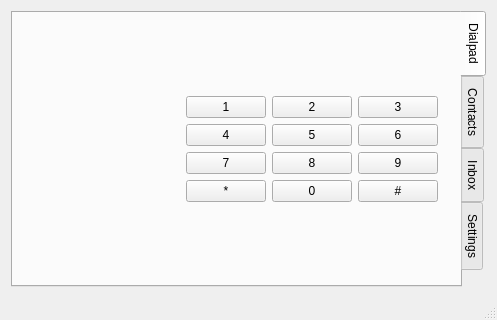
First picture: the form in qgvdial/qt-not-qml/mainwindow.ui, repository shailesh83/qgvdial, before the edit.
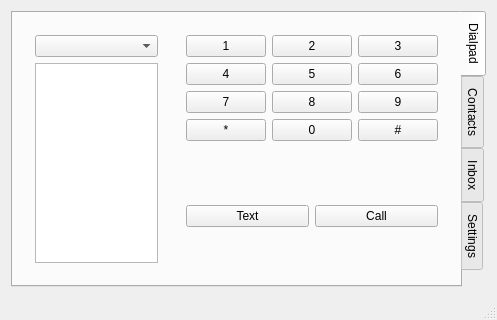
Second picture: the form after the edit. The open tabs and pages were chosen to show the change.

Commit message: keypad signal slots and display

The edit to the form file:
```diff
--- a/qgvdial/qt-not-qml/mainwindow.ui
+++ b/qgvdial/qt-not-qml/mainwindow.ui
@@ -27,14 +27,23 @@
        <attribute name="title">
         <string>Dialpad</string>
        </attribute>
-       <layout class="QHBoxLayout" name="horizontalLayout">
+       <layout class="QGridLayout" name="gridLayout_3">
         <property name="sizeConstraint">
          <enum>QLayout::SetDefaultConstraint</enum>
         </property>
-        <item>
-         <widget class="QWidget" name="numDisp" native="true"/>
+        <item row="0" column="0" rowspan="2">
+         <widget class="QWidget" name="numDisp" native="true">
+          <layout class="QVBoxLayout" name="verticalLayout_5">
+           <item>
+            <widget class="QComboBox" name="comboBox"/>
+           </item>
+           <item>
+            <widget class="QPlainTextEdit" name="dispNum"/>
+           </item>
+          </layout>
+         </widget>
         </item>
-        <item>
+        <item row="0" column="1">
          <widget class="QWidget" name="keypad" native="true">
           <layout class="QGridLayout" name="gridLayout">
            <property name="sizeConstraint">
@@ -42,6 +51,12 @@
            </property>
            <item row="4" column="3">
             <widget class="QPushButton" name="k4">
+             <property name="minimumSize">
+              <size>
+               <width>75</width>
+               <height>0</height>
+              </size>
+             </property>
              <property name="text">
               <string>4</string>
              </property>
@@ -49,6 +64,12 @@
            </item>
            <item row="4" column="6">
             <widget class="QPushButton" name="k5">
+             <property name="minimumSize">
+              <size>
+               <width>75</width>
+               <height>0</height>
+              </size>
+             </property>
              <property name="text">
               <string>5</string>
              </property>
@@ -56,6 +77,12 @@
            </item>
            <item row="4" column="9">
             <widget class="QPushButton" name="k6">
+             <property name="minimumSize">
+              <size>
+               <width>75</width>
+               <height>0</height>
+              </size>
+             </property>
              <property name="text">
               <string>6</string>
              </property>
@@ -63,6 +90,12 @@
            </item>
            <item row="7" column="6">
             <widget class="QPushButton" name="k8">
+             <property name="minimumSize">
+              <size>
+               <width>75</width>
+               <height>0</height>
+              </size>
+             </property>
              <property name="text">
               <string>8</string>
              </property>
@@ -70,6 +103,12 @@
            </item>
            <item row="7" column="9">
             <widget class="QPushButton" name="k9">
+             <property name="minimumSize">
+              <size>
+               <width>75</width>
+               <height>0</height>
+              </size>
+             </property>
              <property name="text">
               <string>9</string>
              </property>
@@ -77,6 +116,12 @@
            </item>
            <item row="9" column="3">
             <widget class="QPushButton" name="kstar">
+             <property name="minimumSize">
+              <size>
+               <width>75</width>
+               <height>0</height>
+              </size>
+             </property>
              <property name="text">
               <string>*</string>
              </property>
@@ -84,6 +129,12 @@
            </item>
            <item row="9" column="6">
             <widget class="QPushButton" name="k0">
+             <property name="minimumSize">
+              <size>
+               <width>75</width>
+               <height>0</height>
+              </size>
+             </property>
              <property name="text">
               <string>0</string>
              </property>
@@ -91,6 +142,12 @@
            </item>
            <item row="9" column="9">
             <widget class="QPushButton" name="khash">
+             <property name="minimumSize">
+              <size>
+               <width>75</width>
+               <height>0</height>
+              </size>
+             </property>
              <property name="text">
               <string>#</string>
              </property>
@@ -98,6 +155,12 @@
            </item>
            <item row="3" column="3">
             <widget class="QPushButton" name="k1">
+             <property name="minimumSize">
+              <size>
+               <width>75</width>
+               <height>0</height>
+              </size>
+             </property>
              <property name="text">
               <string>1</string>
              </property>
@@ -105,6 +168,12 @@
            </item>
            <item row="3" column="6">
             <widget class="QPushButton" name="k2">
+             <property name="minimumSize">
+              <size>
+               <width>75</width>
+               <height>0</height>
+              </size>
+             </property>
              <property name="text">
               <string>2</string>
              </property>
@@ -112,6 +181,12 @@
            </item>
            <item row="3" column="9">
             <widget class="QPushButton" name="k3">
+             <property name="minimumSize">
+              <size>
+               <width>75</width>
+               <height>0</height>
+              </size>
+             </property>
              <property name="text">
               <string>3</string>
              </property>
@@ -119,6 +194,12 @@
            </item>
            <item row="7" column="3">
             <widget class="QPushButton" name="k7">
+             <property name="minimumSize">
+              <size>
+               <width>75</width>
+               <height>0</height>
+              </size>
+             </property>
              <property name="text">
               <string>7</string>
              </property>
@@ -127,6 +208,26 @@
           </layout>
          </widget>
         </item>
+        <item row="1" column="1">
+         <widget class="QWidget" name="widget" native="true">
+          <layout class="QHBoxLayout" name="horizontalLayout">
+           <item>
+            <widget class="QPushButton" name="btnText">
+             <property name="text">
+              <string>Text</string>
+             </property>
+            </widget>
+           </item>
+           <item>
+            <widget class="QPushButton" name="btnCall">
+             <property name="text">
+              <string>Call</string>
+             </property>
+            </widget>
+           </item>
+          </layout>
+         </widget>
+        </item>
        </layout>
       </widget>
       <widget class="QWidget" name="contactsTab">
```
Left out of the diff: 16 changed lines with no effect on the pictures. The commit also changes 2 other files.
